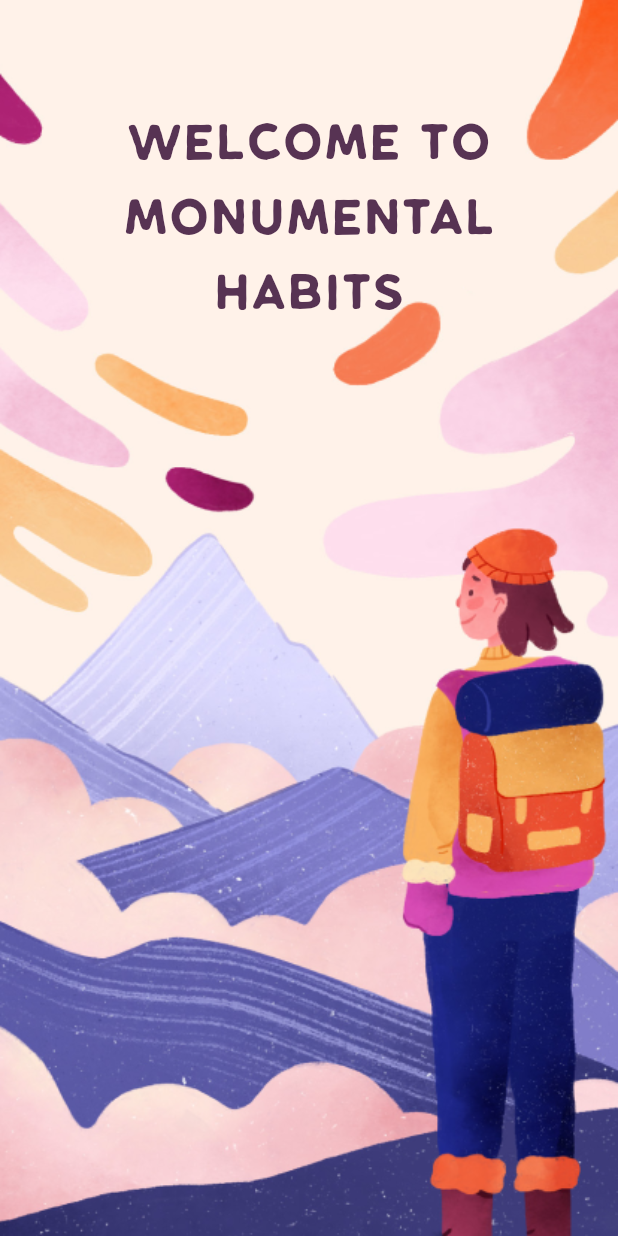
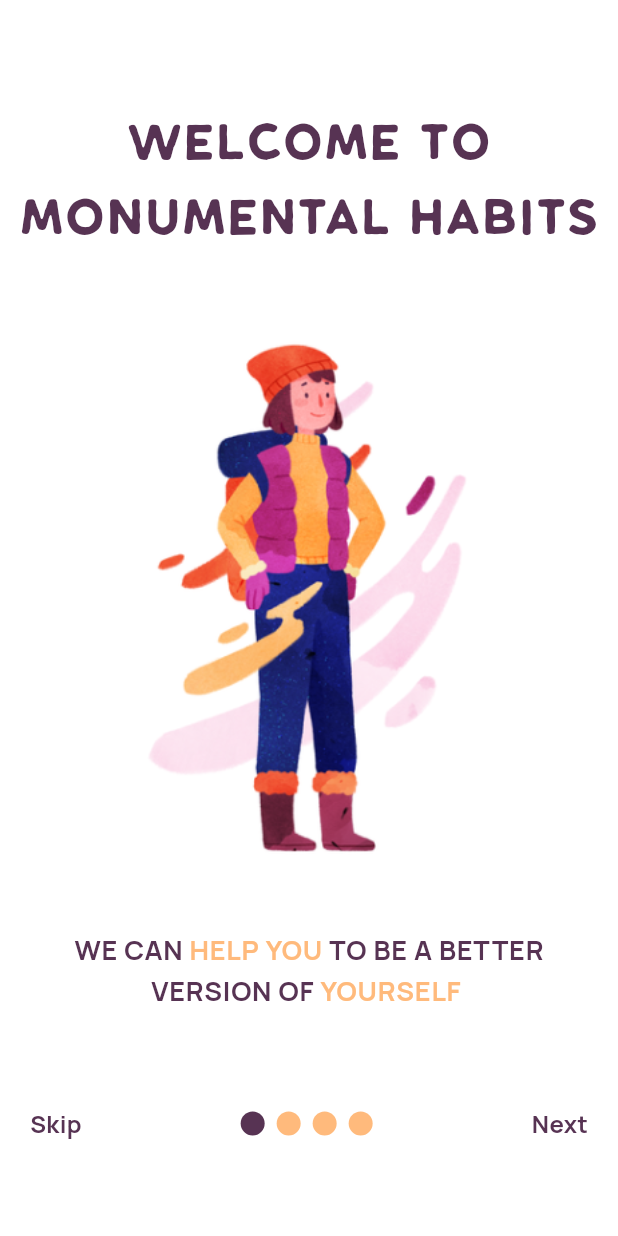
Before and after one commit to SourishBiswas23/habit_builder, a Flutter app: the screen it shows after launch, on a phone screen of 412 x 824 dp. Run offline on Flutter 3.47's test engine with Material 3 defaults, Android fonts, the phone set to English and light mode, and no system bars; drawn by our look-alikes of smooth_page_indicator; our stand-ins replace logger.

Commit message:
Added the Introduction Screens

```diff
--- a/lib/app_theme.dart
+++ b/lib/app_theme.dart
@@ -2,14 +2,16 @@ import 'package:flutter/material.dart';
 
 class AppTheme {
   static const Color sunset = Color(0xFFF65B4E);
-  static const Color twilight = Color(0xFF29319F);
-  static const Color morning = Color(0xFFFFC785);
-  static const Color fog = Color(0xFFFFE5F2);
-  static const Color eclipse = Color(0xFF573353);
+  static const Color twilight = Color(0XFF29319F);
+  static const Color morning = Color(0XFFFFBA7C);
+  static const Color fog = Color(0XFFFFDEEF);
+  static const Color eclipse = Color(0XFF573353);
   static const Color creame = Color(0xFFFFF3E9);
   static const Color transparentWhite = Color.fromARGB(0, 255, 243, 233);
 
   final ThemeData themeData = ThemeData(
+    scaffoldBackgroundColor: Colors.white,
+    primaryColor: fog,
     textTheme: const TextTheme(
       headlineLarge: TextStyle(
         color: eclipse,
@@ -30,19 +32,19 @@ class AppTheme {
         color: eclipse,
         fontSize: 18,
         fontWeight: FontWeight.bold,
-        fontFamily: 'klasik',
+        fontFamily: 'manrope',
       ),
       bodyMedium: TextStyle(
         color: eclipse,
         fontSize: 16,
         fontWeight: FontWeight.bold,
-        fontFamily: 'klasik',
+        fontFamily: 'manrope',
       ),
       bodySmall: TextStyle(
         color: eclipse,
         fontSize: 12,
         fontWeight: FontWeight.bold,
-        fontFamily: 'klasik',
+        fontFamily: 'manrope',
       ),
       titleMedium: TextStyle(
         color: eclipse,
@@ -50,15 +52,13 @@ class AppTheme {
         fontFamily: 'manrope',
       ),
     ),
-    scaffoldBackgroundColor: creame,
-    primaryColor: fog,
     textSelectionTheme: const TextSelectionThemeData(
       cursorColor: eclipse,
     ),
     inputDecorationTheme: InputDecorationTheme(
       suffixIconColor: eclipse,
+      filled: true,
       fillColor: creame,
-      filled: true,
       prefixIconColor: morning,
       hintStyle: TextStyle(
         color: eclipse.withOpacity(0.5),
--- a/lib/main.dart
+++ b/lib/main.dart
@@ -1,8 +1,8 @@
 import 'package:flutter/material.dart';
-import 'package:habit_builder/app_theme.dart';
-import 'package:habit_builder/routes.dart';
+import 'package:habit_builder/views/onboarding/introduction_screen/introduction_screen.dart';
 
-import 'views/onboarding/splash_screen/splash_screen.dart';
+import 'app_theme.dart';
+import 'routes.dart';
 
 void main(List<String> args) {
   runApp(const MyApp());
@@ -16,7 +16,7 @@ class MyApp extends StatelessWidget {
     return MaterialApp(
       title: 'Habit Builder',
       theme: AppTheme().themeData,
-      home: const SplashScreen(),
+      home: const IntroductionScreen(),
       onGenerateRoute: AppNavigator.onGenerateRoute,
       navigatorKey: AppNavigator.navigatorKey,
       scaffoldMessengerKey: AppNavigator.scaffoldMessengerState,
--- a/lib/routes.dart
+++ b/lib/routes.dart
@@ -1,20 +1,24 @@
 import 'package:flutter/material.dart';
-import 'package:habit_builder/views/not_found_screen/not_found_screen.dart';
 
+import 'views/not_found_screen/not_found_screen.dart';
+import 'views/onboarding/introduction_screen/introduction_screen.dart';
 import 'views/onboarding/splash_screen/splash_screen.dart';
 
 enum AppRoute {
   splashScreen,
   notFoundScreen,
+  introductionScreen,
 }
 
 class _Paths {
   static const String splashScreen = '/splashScreen';
   static const String notFoundScreen = '/notFoundScreen';
+  static const String introductionScreen = '/introductionScreen';
 
   static const Map<AppRoute, String> _pathMap = {
     AppRoute.splashScreen: _Paths.splashScreen,
     AppRoute.notFoundScreen: _Paths.notFoundScreen,
+    AppRoute.introductionScreen: _Paths.introductionScreen,
   };
 
   static String of(AppRoute appRoute) => _pathMap[appRoute] ?? notFoundScreen;
@@ -33,6 +37,10 @@ class AppNavigator {
       case _Paths.notFoundScreen:
         return MaterialPageRoute(
           builder: (context) => const NotFoundScreen(),
+        );
+      case _Paths.introductionScreen:
+        return MaterialPageRoute(
+          builder: (context) => const IntroductionScreen(),
         );
       default:
         return MaterialPageRoute(
--- /dev/null
+++ b/lib/views/onboarding/introduction_screen/dots.dart
@@ -0,0 +1,61 @@
+import 'package:flutter/material.dart';
+import 'package:smooth_page_indicator/smooth_page_indicator.dart';
+
+import '../../../app_theme.dart';
+
+class Dots extends StatelessWidget {
+  const Dots({
+    super.key,
+    required PageController controller,
+    required List<Widget> pages,
+  })  : _controller = controller,
+        _pages = pages;
+
+  final PageController _controller;
+  final List<Widget> _pages;
+
+  @override
+  Widget build(BuildContext context) {
+    final theme = Theme.of(context);
+    return Row(
+      mainAxisSize: MainAxisSize.max,
+      mainAxisAlignment: MainAxisAlignment.spaceBetween,
+      children: [
+        GestureDetector(
+          onTap: () => _controller.animateToPage(
+            _pages.length - 1,
+            duration: const Duration(milliseconds: 500),
+            curve: Curves.easeInOut,
+          ),
+          child: Text(
+            'Skip',
+            style: theme.textTheme.bodyMedium,
+          ),
+        ),
+        SmoothPageIndicator(
+          controller: _controller,
+          count: _pages.length,
+          effect: const WormEffect(
+            dotColor: AppTheme.morning,
+            activeDotColor: AppTheme.eclipse,
+          ),
+          onDotClicked: (index) => _controller.animateToPage(
+            index,
+            duration: const Duration(milliseconds: 500),
+            curve: Curves.easeInOut,
+          ),
+        ),
+        GestureDetector(
+          onTap: () => _controller.nextPage(
+            duration: const Duration(milliseconds: 500),
+            curve: Curves.easeInOut,
+          ),
+          child: Text(
+            'Next',
+            style: theme.textTheme.bodyMedium,
+          ),
+        )
+      ],
+    );
+  }
+}
--- /dev/null
+++ b/lib/views/onboarding/introduction_screen/first_screen.dart
@@ -0,0 +1,66 @@
+import 'package:flutter/material.dart';
+
+import '../../../app_theme.dart';
+
+class FirstScreen extends StatelessWidget {
+  const FirstScreen({super.key});
+
+  @override
+  Widget build(BuildContext context) {
+    final theme = Theme.of(context);
+
+    return Scaffold(
+      body: Column(
+        mainAxisSize: MainAxisSize.min,
+        mainAxisAlignment: MainAxisAlignment.center,
+        children: [
+          const SizedBox(
+            height: 70,
+            width: double.infinity,
+          ),
+          Text(
+            'WELCOME TO MONUMENTAL HABITS',
+            style: theme.textTheme.headlineLarge,
+            textAlign: TextAlign.center,
+          ),
+          Expanded(
+            child: Container(
+              padding: const EdgeInsets.symmetric(horizontal: 50),
+              child: Image.asset('assets/images/introduction-1.png'),
+            ),
+          ),
+          RichText(
+            text: TextSpan(
+              text: 'WE CAN',
+              style: theme.textTheme.bodyLarge,
+              children: [
+                TextSpan(
+                  text: ' HELP YOU ',
+                  style: theme.textTheme.bodyLarge
+                      ?.copyWith(color: AppTheme.morning),
+                ),
+                TextSpan(
+                  text: 'TO BE A BETTER',
+                  style: theme.textTheme.bodyLarge,
+                ),
+              ],
+            ),
+          ),
+          RichText(
+            text: TextSpan(
+              text: 'VERSION OF',
+              style: theme.textTheme.bodyLarge,
+              children: [
+                TextSpan(
+                  text: ' YOURSELF ',
+                  style: theme.textTheme.bodyLarge
+                      ?.copyWith(color: AppTheme.morning),
+                ),
+              ],
+            ),
+          ),
+        ],
+      ),
+    );
+  }
+}
--- /dev/null
+++ b/lib/views/onboarding/introduction_screen/introduction_screen.dart
@@ -0,0 +1,82 @@
+import 'package:flutter/material.dart';
+
+import 'dots.dart';
+import 'first_screen.dart';
+import 'fourth_screen.dart';
+import 'get_started_button.dart';
+import 'second_screen.dart';
+import 'third_screen.dart';
+
+class IntroductionScreen extends StatefulWidget {
+  const IntroductionScreen({super.key});
+
+  @override
+  State<IntroductionScreen> createState() => _IntroductionScreenState();
+}
+
+class _IntroductionScreenState extends State<IntroductionScreen> {
+  final List<Widget> _pages = [
+    const FirstScreen(),
+    const SecondScreen(),
+    const ThirdScreen(),
+    const FourthScreen(),
+  ];
+
+  late final PageController _controller;
+  bool _isLastPage = false;
+
+  @override
+  void initState() {
+    _controller = PageController();
+    _controller.addListener(() {
+      if (_controller.page == _controller.page?.roundToDouble() &&
+          _controller.page == _pages.length - 1) {
+        // The user is at the last page
+        setState(() {
+          _isLastPage = true;
+        });
+      } else {
+        // the user was at the last page but has scrolled back
+        if (_isLastPage) {
+          setState(() {
+            _isLastPage = false;
+          });
+        }
+      }
+    });
+    super.initState();
+  }
+
+  @override
+  void dispose() {
+    _controller.dispose();
+    super.dispose();
+  }
+
+  @override
+  Widget build(BuildContext context) {
+    return Scaffold(
+      body: Padding(
+        padding: const EdgeInsets.only(bottom: 150),
+        child: PageView.builder(
+          itemBuilder: (context, index) {
+            return _pages[index];
+          },
+          itemCount: _pages.length,
+          controller: _controller,
+        ),
+      ),
+      bottomSheet: _isLastPage
+          ? const GetStartedButton()
+          : Container(
+              color: Colors.white,
+              height: 150,
+              padding: const EdgeInsets.symmetric(horizontal: 20),
+              child: Dots(
+                controller: _controller,
+                pages: _pages,
+              ),
+            ),
+    );
+  }
+}
--- a/pubspec.yaml
+++ b/pubspec.yaml
@@ -37,6 +37,7 @@ dependencies:
   equatable: ^2.0.5
   flutter_bloc: ^8.1.3
   logger: ^2.0.2+1
+  smooth_page_indicator: ^1.1.0
 
 dev_dependencies:
   flutter_test:
```
Also changed, not shown: lib/views/onboarding/introduction_screen/fourth_screen.dart (added, +66 -0 lines), lib/views/onboarding/introduction_screen/get_started_button.dart (added, +42 -0 lines), lib/views/onboarding/introduction_screen/second_screen.dart (added, +66 -0 lines), lib/views/onboarding/introduction_screen/third_screen.dart (added, +66 -0 lines), pubspec.lock.
